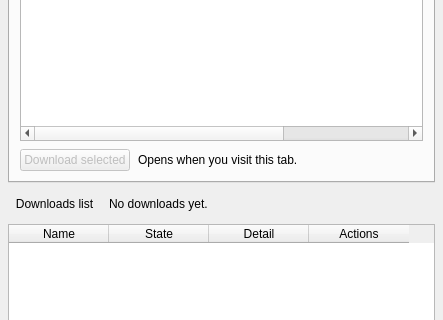
Old version of the form src/dtflow/ui/forms/downloads_page.ui in the repository djebaz/dtflow; both pictures show x 0 to 443 and y 433 to 753 of the 443 by 857 pixel window.
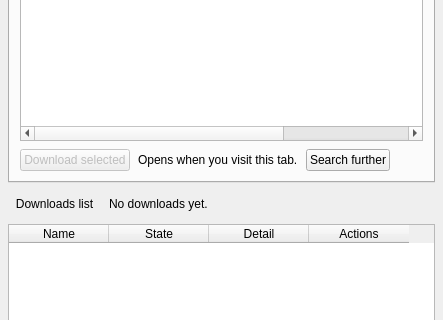
New version of the form. The open tabs and pages were chosen to show the change.

Commit message: Provide recovery when repeated filtered Civitai batches contain no eligible models

```diff
--- a/src/dtflow/ui/forms/downloads_page.ui
+++ b/src/dtflow/ui/forms/downloads_page.ui
@@ -171,6 +171,10 @@
         <property name="text"><string>Opens when you visit this tab.</string></property>
         <property name="role" stdset="0"><string>secondary</string></property>
        </widget></item>
+       <item><widget class="QPushButton" name="galleryContinueButton">
+        <property name="text"><string>Search further</string></property>
+        <property name="toolTip"><string>Continue searching after multiple Civitai batches without supported LoRAs.</string></property>
+       </widget></item>
        <item><spacer name="galleryActionSpacer"><property name="orientation"><enum>Qt::Horizontal</enum></property>
         <property name="sizeHint" stdset="0"><size><width>20</width><height>20</height></size></property></spacer></item>
 
```
